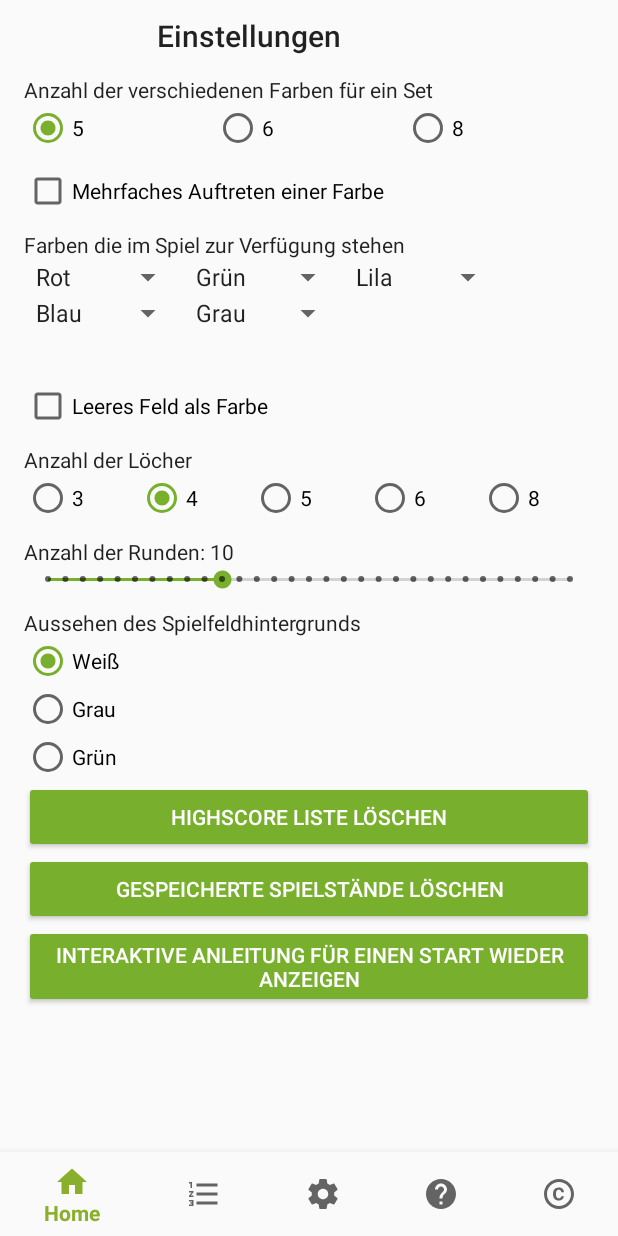
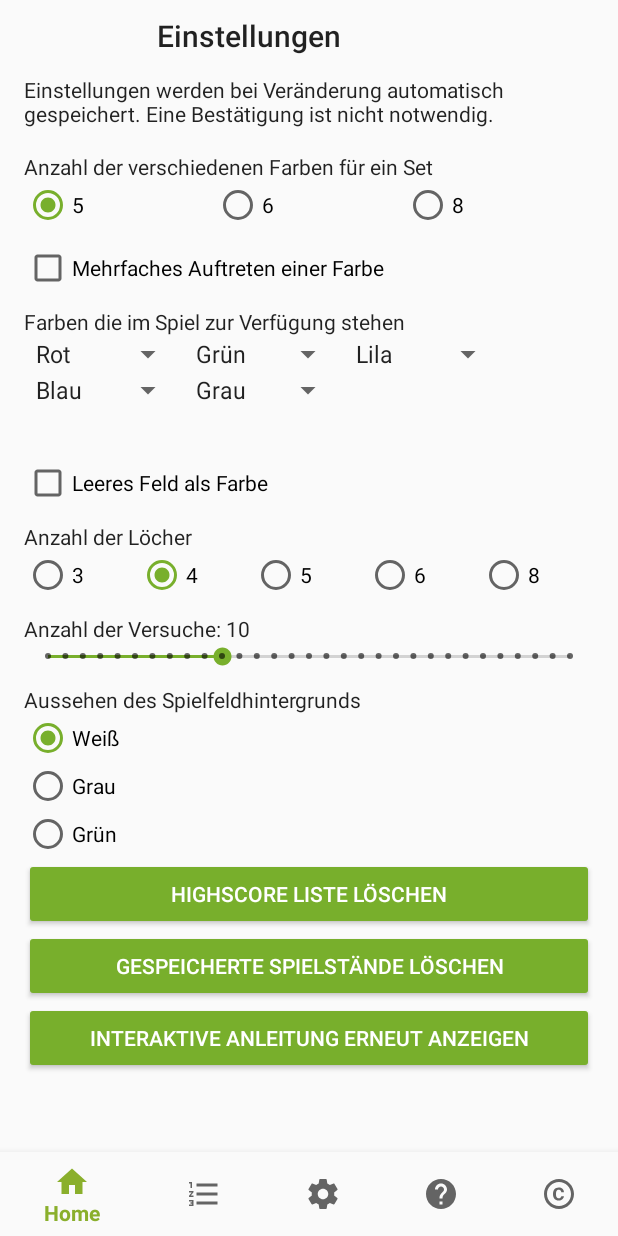
Before and after one commit to Philhil/DHBW-MasterMind, an Android app: the fragment SettingsFragment placed in its activity, on a phone screen of 412 x 824 dp. Run offline under Robolectric (Android 15) with nearby library versions, the phone set to English and light mode, and no system bars; libraries missing offline, so code that uses them is left out: com.github.amlcurran.showcaseview.

Commit message:
+ updated a few strings + little improvements for usability + added confirmation befor redoing a row

```diff
--- a/app/src/main/java/de/dhbw/stuttgart/mastermind/StartActivity.java
+++ b/app/src/main/java/de/dhbw/stuttgart/mastermind/StartActivity.java
@@ -117,7 +117,7 @@ public class StartActivity extends AppCompatActivity implements HighscoreFragmen
                             case 0:
                                 _showcaseView.setShowcase(new ViewTarget(findViewById(R.id.button_startGame)), true);
                                 _showcaseView.setContentTitle("Spiel starten");
-                                _showcaseView.setContentText("Hier startest Du das Spiel gegen den Computer");
+                                _showcaseView.setContentText("Hier startest Du das Spiel gegen den Computer.");
                                 RelativeLayout.LayoutParams params = new RelativeLayout.LayoutParams(RelativeLayout.LayoutParams.WRAP_CONTENT, RelativeLayout.LayoutParams.WRAP_CONTENT);
                                 params.addRule(RelativeLayout.ALIGN_PARENT_RIGHT, RelativeLayout.TRUE);
                                 params.addRule(RelativeLayout.ALIGN_PARENT_BOTTOM, RelativeLayout.TRUE);
@@ -126,27 +126,27 @@ public class StartActivity extends AppCompatActivity implements HighscoreFragmen
                             case 1:
                                 _showcaseView.setShowcase(new ViewTarget(findViewById(R.id.button_2playerGame)), true);
                                 _showcaseView.setContentTitle("Zweispielerspiel starten");
-                                _showcaseView.setContentText("Hier startest Du ein Spiel gegen einen zweiten Spieler");
+                                _showcaseView.setContentText("Hier startest Du ein Spiel gegen einen zweiten Spieler.");
                                 break;
                             case 2:
                                 _showcaseView.setShowcase(new ViewTarget(findViewById(R.id.button_loadGame)), true);
                                 _showcaseView.setContentTitle("Spiel laden");
-                                _showcaseView.setContentText("Hier kannst Du ein gespeichertes Spiel laden und fortsetzen");
+                                _showcaseView.setContentText("Hier kannst Du ein gespeichertes Spiel laden und fortsetzen.");
                                 break;
                             case 3:
                                 _showcaseView.setShowcase(new ViewTarget(findViewById(R.id.navigation_home)), true);
                                 _showcaseView.setContentTitle("Home");
-                                _showcaseView.setContentText("Hier gelangst Du zum Hauptbildschirm, wo du die Spiele starten kannst");
+                                _showcaseView.setContentText("Hier gelangst Du zum Hauptbildschirm, von welchem Du die Spiele starten kannst.");
                                 break;
                             case 4:
                                 _showcaseView.setShowcase(new ViewTarget(findViewById(R.id.navigation_highscore)), true);
                                 _showcaseView.setContentTitle("Highscore");
-                                _showcaseView.setContentText("Hier kannst Du die Highscoreliste anzeigen");
+                                _showcaseView.setContentText("Hier kannst Du die Highscoreliste anzeigen.");
                                 break;
                             case 5:
                                 _showcaseView.setShowcase(new ViewTarget(findViewById(R.id.navigation_settings)), true);
                                 _showcaseView.setContentTitle("Einstellungen");
-                                _showcaseView.setContentText("Hier kannst Du die Spieleinstellungen vornehmen");
+                                _showcaseView.setContentText("Hier kannst Du die Spieleinstellungen vornehmen. Diese werden automatisch gespeichert.");
                                 params = new RelativeLayout.LayoutParams(RelativeLayout.LayoutParams.WRAP_CONTENT, RelativeLayout.LayoutParams.WRAP_CONTENT);
                                 params.addRule(RelativeLayout.ALIGN_PARENT_LEFT, RelativeLayout.TRUE);
                                 params.addRule(RelativeLayout.ALIGN_PARENT_BOTTOM, RelativeLayout.TRUE);
@@ -155,12 +155,12 @@ public class StartActivity extends AppCompatActivity implements HighscoreFragmen
                             case 6:
                                 _showcaseView.setShowcase(new ViewTarget(findViewById(R.id.navigation_help)), true);
                                 _showcaseView.setContentTitle("Hilfe");
-                                _showcaseView.setContentText("Hier kannst Du eine ausführliche Hilfe und Spielbeschreibung anzeigen");
+                                _showcaseView.setContentText("Hier kannst Du eine ausführliche Hilfe und Spielbeschreibung anzeigen.");
                                 break;
                             case 7:
                                 _showcaseView.setShowcase(new ViewTarget(findViewById(R.id.navigation_impressum)), true);
                                 _showcaseView.setContentTitle("Impressum");
-                                _showcaseView.setContentText("Hier kannst du das Impressum anzeigen");
+                                _showcaseView.setContentText("Hier kannst Du das Impressum anzeigen.");
                                 break;
                             case 8:
                                 _helpShown = false;
--- a/app/src/main/res/layout/fragment_settings.xml
+++ b/app/src/main/res/layout/fragment_settings.xml
@@ -35,6 +35,14 @@
             android:layout_marginLeft="16dp"
             android:layout_marginRight="16dp"
             android:orientation="vertical" >
+
+            <TextView
+                android:id="@+id/textView2"
+                android:layout_width="match_parent"
+                android:layout_height="wrap_content"
+                android:layout_gravity="center_horizontal"
+                android:text="@string/settings_info"
+                android:textAppearance="@style/TextAppearance.AppCompat.Body1" />
 
             <TextView
                 android:id="@+id/number_of_colors"
--- a/app/src/main/res/values/strings.xml
+++ b/app/src/main/res/values/strings.xml
@@ -18,11 +18,12 @@
     <string name="btn_yes">Ja</string>
     <string name="btn_no">Nein</string>
 
+    <string name="settings_info">Einstellungen werden bei Veränderung automatisch gespeichert. Eine Bestätigung ist nicht notwendig.\n</string>
     <string name="settings_number_of_colors">Anzahl der verschiedenen Farben für ein Set</string>
     <string name="settings_number_of_holes">Anzahl der Löcher</string>
     <string name="settings_empty_space">Leeres Feld als Farbe</string>
     <string name="settings_multiple_color">Mehrfaches Auftreten einer Farbe</string>
-    <string name="settings_round">Anzahl der Runden</string>
+    <string name="settings_round">Anzahl der Versuche</string>
     <string name="settings_colors">Farben die im Spiel zur Verfügung stehen</string>
     <string name="settings_matchfield">Aussehen des Spielfeldhintergrunds</string>
     <string name="settings_backgroundWhite">Weiß</string>
@@ -30,11 +31,13 @@
     <string name="settings_backgroundGreen">Grün</string>
     <string name="settings_highscore_delete">Highscore Liste löschen</string>
     <string name="settings_savedgames_delete">Gespeicherte Spielstände löschen</string>
-    <string name="settings_show_showcase">Interaktive Anleitung für einen Start wieder anzeigen</string>
+    <string name="settings_show_showcase">Interaktive Anleitung erneut anzeigen</string>
     <string name="settings_save">Speichern</string>
     <string name="settings_discard">Verwerfen</string>
 
     <string name="game_quit">Möchtest Du das Spiel wirklich beenden?</string>
+    <string name="game_undofirst">Möchtest Du den letzten Versuch wirklich rückgängig machen? Danach kann kein Highscore gespeichert werden!</string>
+    <string name="game_undo">Möchtest Du den letzten Versuch wirklich rückgängig machen?</string>
     <string name="game_dissolve">Möchtest Du das Spiel wirklich auflösen?</string>
     <string name="game_dissolved">Du hast das Spiel aufgelöst!</string>
     <string name="game_fail">Du hast es nicht geschafft den Code zu knacken!</string>
```
Also changed, not shown: app/src/main/java/de/dhbw/stuttgart/mastermind/GameActivity.java (+55 -8 lines).
